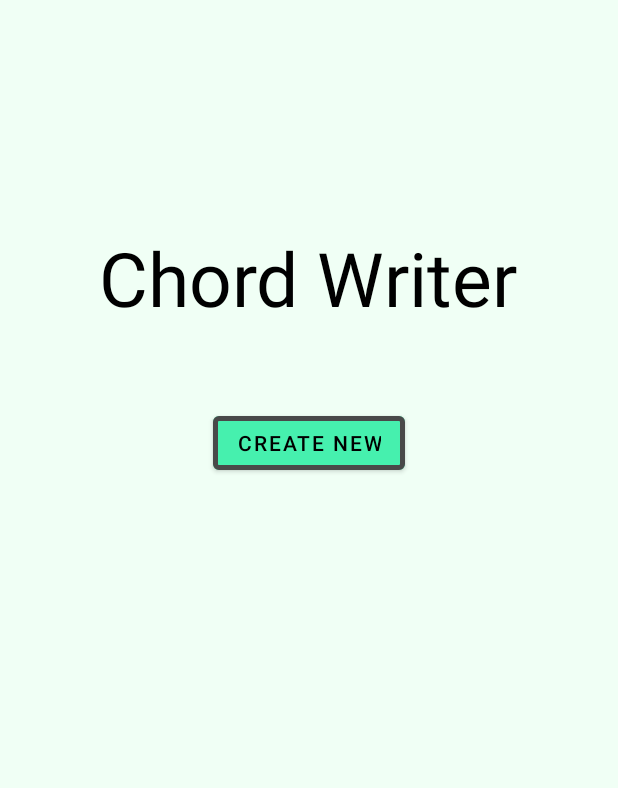
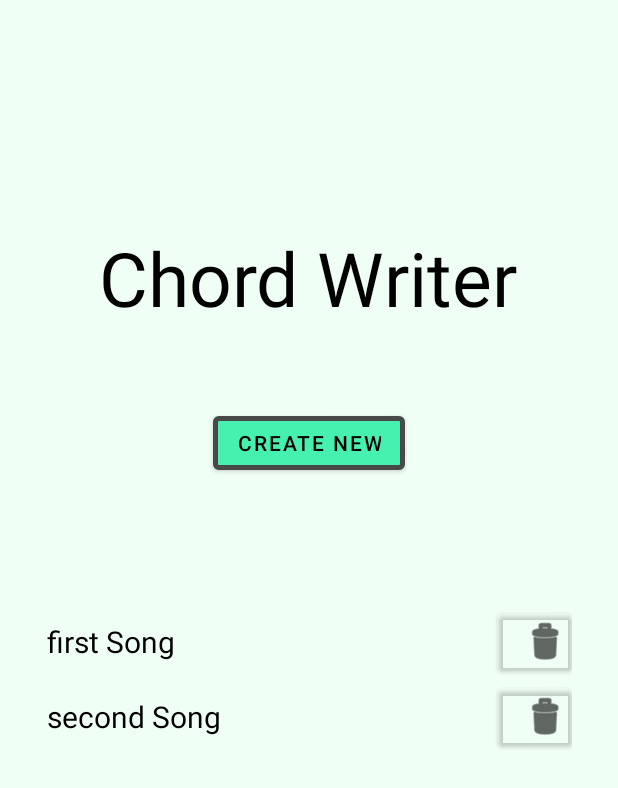
Before and after one commit to Qinetik/Mint-Chord-Writer, an Android app: the screen it shows after launch (MainActivity), on a phone screen of 412 x 824 dp. Shown: the top 788 px of the screen. Run offline under Robolectric (Android 15) with nearby library versions, the phone set to English and light mode, and no system bars.

Commit message:
cleaner flow between MainActivity and EditActivity

```diff
--- a/app/build.gradle
+++ b/app/build.gradle
@@ -9,7 +9,7 @@ android {
     buildToolsVersion "30.0.2"
 
     defaultConfig {
-        applicationId "com.example.mint_chord_writer"
+        applicationId "com.minthana.mint_chord_writer"
         minSdkVersion 23
         targetSdkVersion 30
         versionCode 1
--- a/app/src/main/AndroidManifest.xml
+++ b/app/src/main/AndroidManifest.xml
@@ -1,6 +1,6 @@
 <?xml version="1.0" encoding="utf-8"?>
 <manifest xmlns:android="http://schemas.android.com/apk/res/android"
-    package="com.example.mint_chord_writer">
+    package="com.minthana.mint_chord_writer">
 
     <application
         android:allowBackup="true"
@@ -9,8 +9,8 @@
         android:roundIcon="@mipmap/ic_launcher_round"
         android:supportsRtl="true"
         android:theme="@style/Theme.Mint_Chord_Writer">
-        <activity android:name=".EditActivity"></activity>
-        <activity android:name=".MainActivity">
+        <activity android:name=".EditActivity" android:screenOrientation="landscape"></activity>
+        <activity android:name=".MainActivity" android:screenOrientation="portrait">
             <intent-filter>
                 <action android:name="android.intent.action.MAIN" />
                 <category android:name="android.intent.category.LAUNCHER" />
--- a/app/src/main/java/com/example/mint_chord_writer/CellClickListener.kt
+++ b/app/src/main/java/com/example/mint_chord_writer/CellClickListener.kt
@@ -1,4 +1,4 @@
-package com.example.mint_chord_writer
+package com.minthana.mint_chord_writer
 
 interface CellClickListener {
     fun onCellClickListener()
--- a/app/src/main/java/com/example/mint_chord_writer/Chord.kt
+++ b/app/src/main/java/com/example/mint_chord_writer/Chord.kt
@@ -1,4 +1,4 @@
-package com.example.mint_chord_writer
+package com.minthana.mint_chord_writer
 
 class Chord() {
     val strings: Array<GString> = arrayOf<GString>()
--- a/app/src/main/java/com/example/mint_chord_writer/EditActivity.kt
+++ b/app/src/main/java/com/example/mint_chord_writer/EditActivity.kt
@@ -1,4 +1,4 @@
-package com.example.mint_chord_writer
+package com.minthana.mint_chord_writer
 
 import android.content.Intent
 import android.content.pm.ActivityInfo
--- a/app/src/main/java/com/example/mint_chord_writer/Finger.kt
+++ b/app/src/main/java/com/example/mint_chord_writer/Finger.kt
@@ -1,4 +1,4 @@
-package com.example.mint_chord_writer
+package com.minthana.mint_chord_writer
 
 enum class Finger {
     ONE,TWO,THREE,FOUR,THUMB, MUTE
--- a/app/src/main/java/com/example/mint_chord_writer/GString.kt
+++ b/app/src/main/java/com/example/mint_chord_writer/GString.kt
@@ -1,4 +1,4 @@
-package com.example.mint_chord_writer
+package com.minthana.mint_chord_writer
 
 
 class GString(finger: Finger, fret: Int) {
--- a/app/src/main/java/com/example/mint_chord_writer/MainActivity.kt
+++ b/app/src/main/java/com/example/mint_chord_writer/MainActivity.kt
@@ -1,16 +1,18 @@
-package com.example.mint_chord_writer
+package com.minthana.mint_chord_writer
 
 import android.content.Intent
 import android.content.pm.ActivityInfo
 import androidx.appcompat.app.AppCompatActivity
 import android.os.Bundle
+import android.util.Log
+import android.view.View
 import android.widget.Button
-import android.widget.ListView
 import android.widget.Toast
 import androidx.recyclerview.widget.DefaultItemAnimator
 import androidx.recyclerview.widget.LinearLayoutManager
+import androidx.recyclerview.widget.RecyclerView
 
-class MainActivity : AppCompatActivity(), CellClickListener {
+class MainActivity : AppCompatActivity() {
     private val songList = ArrayList<Song>()
     private lateinit var songsAdapter: SongsAdapter
 
@@ -18,25 +20,19 @@ class MainActivity : AppCompatActivity(), CellClickListener {
         setRequestedOrientation(ActivityInfo.SCREEN_ORIENTATION_PORTRAIT);
         super.onCreate(savedInstanceState)
         setContentView(R.layout.activity_main)
-        val listView: ListView = findViewById(R.id.mainSongList)
+        val songsRecyclerView: RecyclerView = findViewById(R.id.mainSongList)
         songsAdapter = SongsAdapter(songList)
         val layoutManager = LinearLayoutManager(applicationContext)
-        listView.layoutManager = layoutManager
-        listView.itemAnimator = DefaultItemAnimator()
-        listView.adapter = songsAdapter
+        songsRecyclerView.layoutManager = layoutManager
+        songsRecyclerView.itemAnimator = DefaultItemAnimator()
+        songsRecyclerView.adapter = songsAdapter
         tempPrepareSongData()
+        val newSongButton = findViewById<Button>(R.id.mainCreateNew)
 
-        val routineButton = findViewById<Button>(R.id.mainCreateNew)
-
-        routineButton.setOnClickListener{
+        newSongButton.setOnClickListener{
             val intent = Intent(this, EditActivity::class.java)
             startActivity(intent)
         }
-    }
-
-    override fun onCellClickListener() {
-        val intent = Intent(this, EditActivity::class.java)
-        startActivity(intent)
     }
 
     private fun tempPrepareSongData() {
@@ -45,4 +41,8 @@ class MainActivity : AppCompatActivity(), CellClickListener {
         song = Song("second Song", 0)
         songList.add(song)
     }
+
+    fun createNewSong(view: View) {
+        Toast.makeText(this, "newSong will come out", Toast.LENGTH_SHORT).show();
+    }
 }
--- a/app/src/main/java/com/example/mint_chord_writer/Song.kt
+++ b/app/src/main/java/com/example/mint_chord_writer/Song.kt
@@ -1,4 +1,4 @@
-package com.example.mint_chord_writer
+package com.minthana.mint_chord_writer
 
 data class Song(var name: String, var capo: Int = 0) {
     private var chords: ArrayList<Chord> = arrayListOf<Chord>()
--- a/app/src/main/java/com/example/mint_chord_writer/SongAdapter.kt
+++ b/app/src/main/java/com/example/mint_chord_writer/SongAdapter.kt
@@ -1,4 +1,4 @@
-package com.example.mint_chord_writer
+package com.minthana.mint_chord_writer
 
 import android.view.LayoutInflater
 import android.view.View
--- a/app/src/main/java/com/example/mint_chord_writer/SongsAdapter.kt
+++ b/app/src/main/java/com/example/mint_chord_writer/SongsAdapter.kt
@@ -1,16 +1,20 @@
-package com.example.mint_chord_writer
+package com.minthana.mint_chord_writer
 
+import android.content.Intent
 import android.view.LayoutInflater
 import android.view.View
 import android.view.ViewGroup
 import androidx.recyclerview.widget.RecyclerView
-import kotlinx.android.synthetic.main.activity_edit.view.*
+import kotlinx.android.synthetic.main.main_songs_list.view.*
 
-class SongsAdapter(private var songs: MutableList<Song>) : RecyclerView.Adapter<SongsAdapter.SongsViewHolder>() {
-    class SongsViewHolder(itemView: View) : RecyclerView.ViewHolder(itemView)
+class SongsViewHolder(itemView: View) : RecyclerView.ViewHolder(itemView) {
+    val songName = itemView.songName
+}
+
+class SongsAdapter(var songs: ArrayList<Song>) : RecyclerView.Adapter<SongsViewHolder>() {
 
     override fun onCreateViewHolder(parent: ViewGroup, viewType: Int): SongsViewHolder {
-        return SongsViewHolder(LayoutInflater.from(parent.context).inflate(R.layout.activity_main, parent, false))
+        return SongsViewHolder(LayoutInflater.from(parent.context).inflate(R.layout.main_songs_list, parent, false))
     }
 
     override fun getItemCount(): Int {
@@ -18,9 +22,10 @@ class SongsAdapter(private var songs: MutableList<Song>) : RecyclerView.Adapter<
     }
 
     override fun onBindViewHolder(holder: SongsViewHolder, position: Int) {
-        val curSong = songs[position]
-        holder.itemView.apply{
-            //songTitle.text = curSong.name
+        holder.songName.text = songs[position].name
+        holder.itemView.setOnClickListener{view ->
+            val intent = Intent(view.context, EditActivity::class.java)
+            view.context.startActivity(intent)
         }
     }
 }
--- a/app/src/main/res/layout/activity_main.xml
+++ b/app/src/main/res/layout/activity_main.xml
@@ -25,21 +25,22 @@
         android:layout_width="wrap_content"
         android:layout_height="wrap_content"
         android:text="Create New"
+        android:onClick="createNewSong"
         app:layout_constraintBottom_toBottomOf="parent"
         app:layout_constraintEnd_toEndOf="parent"
         app:layout_constraintStart_toStartOf="parent"
         app:layout_constraintTop_toBottomOf="@+id/titleText"
         app:layout_constraintVertical_bias="0.095" />
 
-    <ListView
+    <androidx.recyclerview.widget.RecyclerView
         android:id="@+id/mainSongList"
-        android:layout_width="300dp"
-        android:layout_height="300dp"
+        android:layout_width="350dp"
+        android:layout_height="400dp"
         app:layout_constraintBottom_toBottomOf="parent"
         app:layout_constraintEnd_toEndOf="parent"
         app:layout_constraintStart_toStartOf="parent"
         app:layout_constraintTop_toTopOf="parent"
-        app:layout_constraintVertical_bias="0.8" />
+        app:layout_constraintVertical_bias="0.95" />
 
 
 </androidx.constraintlayout.widget.ConstraintLayout>
--- /dev/null
+++ b/app/src/main/res/layout/main_songs_list.xml
@@ -0,0 +1,33 @@
+<?xml version="1.0" encoding="utf-8"?>
+<androidx.constraintlayout.widget.ConstraintLayout
+    xmlns:android="http://schemas.android.com/apk/res/android"
+    xmlns:app="http://schemas.android.com/apk/res-auto"
+    xmlns:tools="http://schemas.android.com/tools"
+    android:layout_width="match_parent"
+    android:layout_height="50dp">
+
+    <TextView
+        android:id="@+id/songName"
+        android:layout_width="200dp"
+        android:layout_height="wrap_content"
+        android:textSize="20sp"
+        app:layout_constraintBottom_toBottomOf="parent"
+        app:layout_constraintEnd_toEndOf="parent"
+        app:layout_constraintHorizontal_bias="0"
+        app:layout_constraintStart_toStartOf="parent"
+        app:layout_constraintTop_toTopOf="parent" />
+
+    <Button
+        android:id="@+id/button"
+        android:layout_width="50dp"
+        android:layout_height="50dp"
+        android:backgroundTint="#00FFFAFA"
+        app:icon="@android:drawable/ic_menu_delete"
+        app:iconTint="#000000"
+        app:layout_constraintBottom_toBottomOf="parent"
+        app:layout_constraintEnd_toEndOf="parent"
+        app:layout_constraintHorizontal_bias="1"
+        app:layout_constraintStart_toEndOf="@+id/songName"
+        app:layout_constraintTop_toTopOf="parent"
+        app:layout_constraintVertical_bias="0.0" />
+</androidx.constraintlayout.widget.ConstraintLayout>
```
Also changed, not shown: 2 other files.
